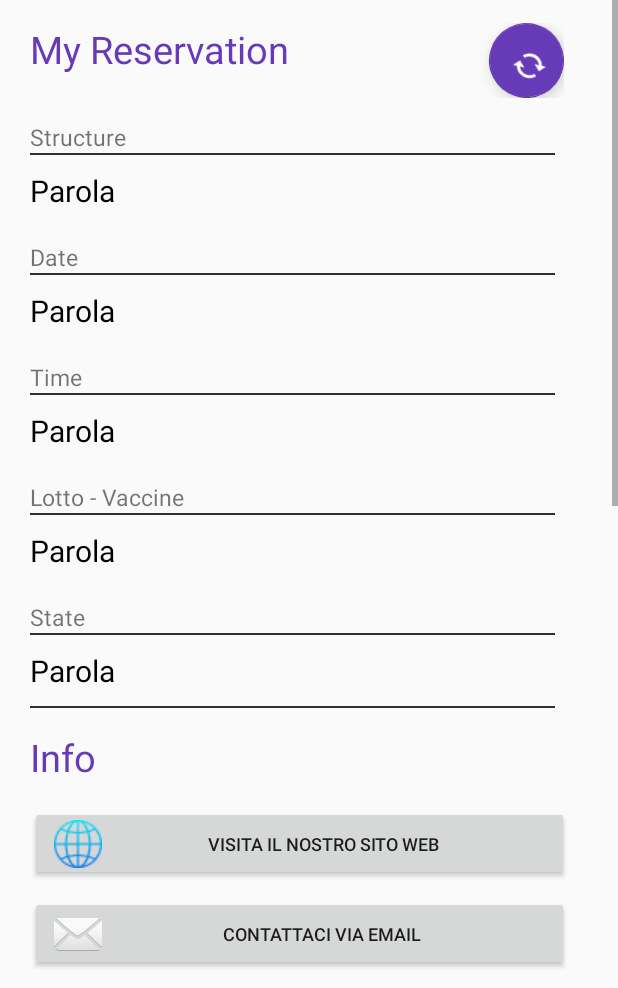
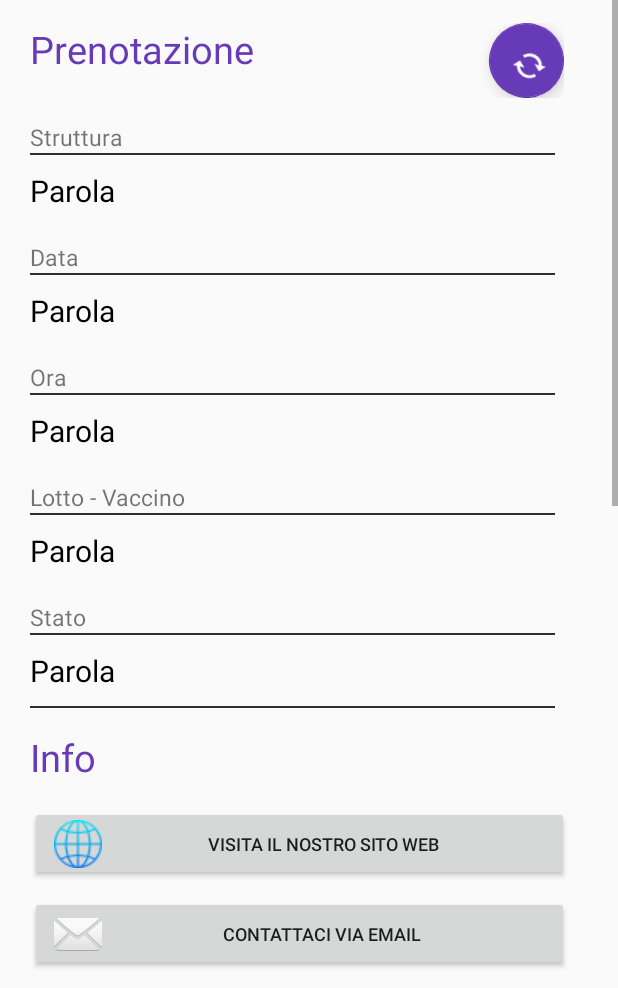
Before and after one commit to pacovalentino/progectSAD-App-Android, an Android app: the fragment HomeFragment shown on its own in the app's theme, on a phone screen of 412 x 824 dp, the part 248-1236 px from its top. Run offline under Robolectric (Android 15) with nearby library versions, the phone set to English and light mode, and no system bars; our stand-ins replace Volley; 1 statement that could not run was skipped.

```diff
--- a/app/src/main/res/layout/fragment_home.xml
+++ b/app/src/main/res/layout/fragment_home.xml
@@ -62,7 +62,7 @@
                         android:id="@+id/myreservationID"
                         android:layout_width="306dp"
                         android:layout_height="match_parent"
-                        android:text="My Reservation"
+                        android:text="Prenotazione"
                         android:textColor="#673AB7"
                         android:textSize="25dp" />
 
@@ -93,7 +93,7 @@
                         android:id="@+id/textV"
                         android:layout_width="354dp"
                         android:layout_height="wrap_content"
-                        android:text="Structure"
+                        android:text="Struttura"
                         android:textSize="15dp" />
 
                     <View
@@ -124,7 +124,7 @@
                         android:id="@+id/texdsdtV"
                         android:layout_width="354dp"
                         android:layout_height="wrap_content"
-                        android:text="Date"
+                        android:text="Data"
                         android:textSize="15dp" />
 
                     <View
@@ -155,7 +155,7 @@
                         android:id="@+id/tasaexdsdtV"
                         android:layout_width="354dp"
                         android:layout_height="wrap_content"
-                        android:text="Time"
+                        android:text="Ora"
                         android:textSize="15dp" />
 
                     <View
@@ -186,7 +186,7 @@
                         android:id="@+id/tevvvxdsdtV"
                         android:layout_width="354dp"
                         android:layout_height="wrap_content"
-                        android:text="Lotto - Vaccine"
+                        android:text="Lotto - Vaccino"
                         android:textSize="15dp" />
 
                     <View
@@ -217,7 +217,7 @@
                         android:id="@+id/texdsdvvvtV"
                         android:layout_width="354dp"
                         android:layout_height="wrap_content"
-                        android:text="State"
+                        android:text="Stato"
                         android:textSize="15dp" />
 
                     <View
```
